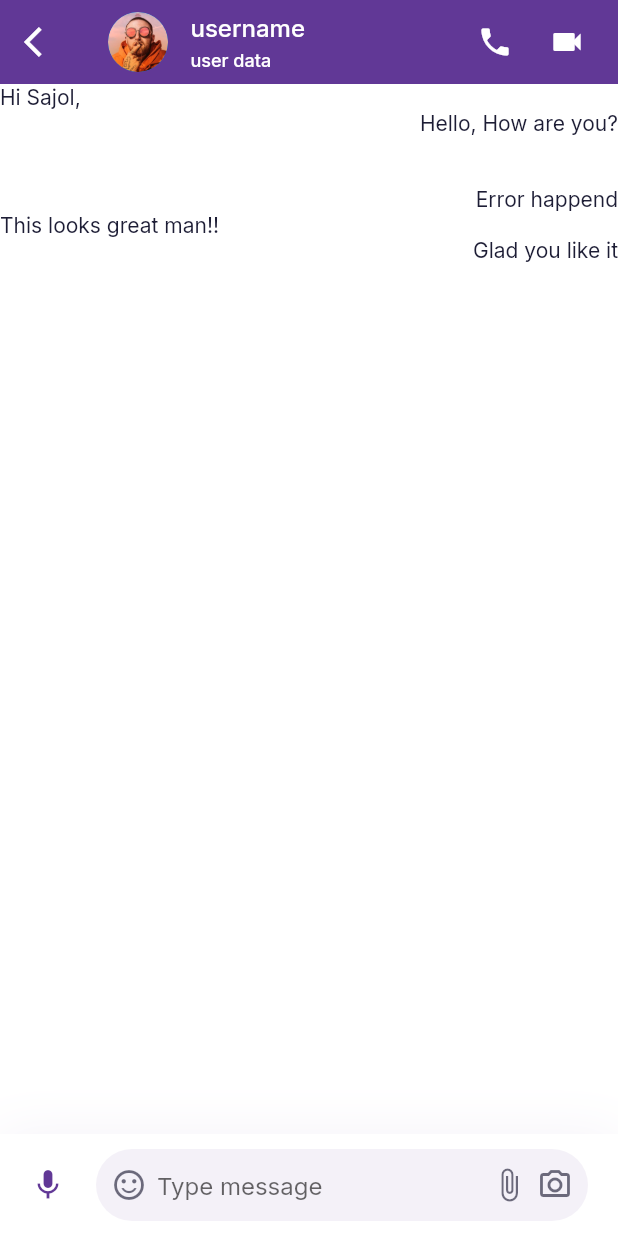
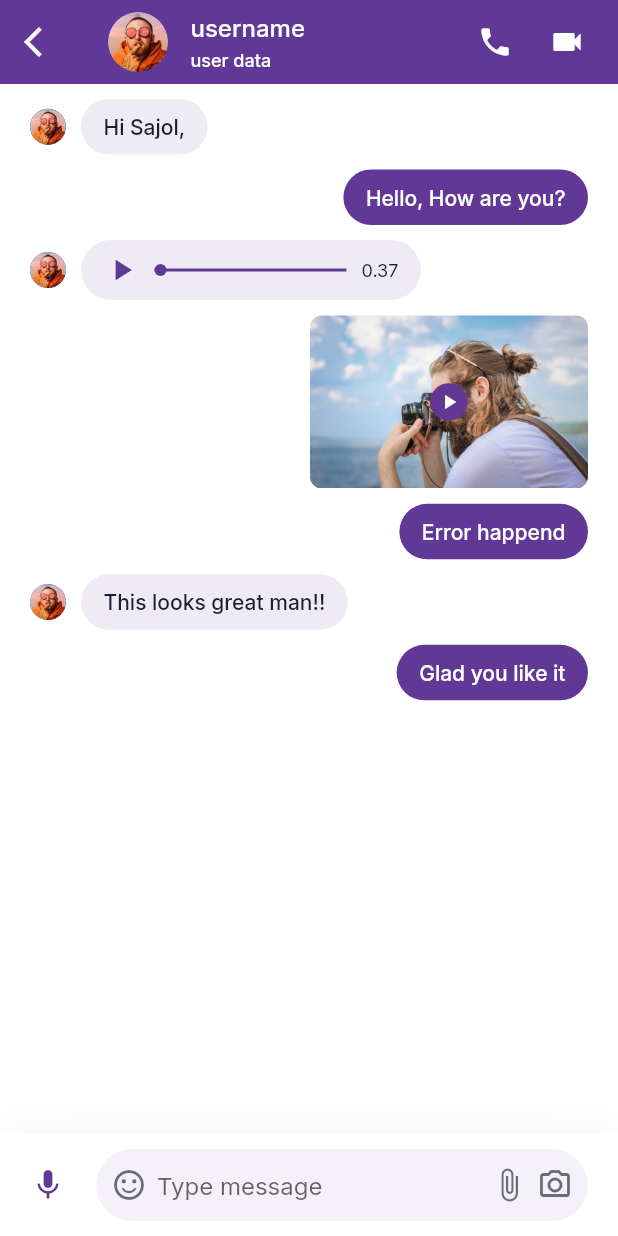
Before and after one commit to omnrohr/orthostage_chat_app, a Flutter app: the MessageScreen screen opened directly, on a phone screen of 412 x 824 dp. Run offline on Flutter 3.47's test engine with Material 2 defaults, Android fonts, the phone set to English and light mode, and no system bars; our stand-ins replace google_fonts.

Commit message:
start building chech dots

```diff
--- /dev/null
+++ b/lib/screens/messages/components/audio_message.dart
@@ -0,0 +1,79 @@
+import 'package:flutter/material.dart';
+
+import '../../../constants.dart';
+import '../../../models/chat_message.dart';
+
+class AudioMessage extends StatelessWidget {
+  final ChatMessage? message;
+
+  const AudioMessage({Key? key, this.message}) : super(key: key);
+  @override
+  Widget build(BuildContext context) {
+    return Container(
+      width: MediaQuery.of(context).size.width * 0.55,
+      padding: EdgeInsets.symmetric(
+        horizontal: kDefaultPadding * 0.75,
+        vertical: kDefaultPadding / 2.5,
+      ),
+      decoration: BoxDecoration(
+        borderRadius: BorderRadius.circular(30),
+        color: kPrimaryColor.withOpacity(message!.isSender ? 1 : 0.1),
+      ),
+      child: Row(
+        children: [
+          Icon(
+            Icons.play_arrow,
+            color: message!.isSender
+                ? Colors.white
+                : MediaQuery.of(context).platformBrightness == Brightness.light
+                    ? kPrimaryColor
+                    : Colors.white,
+          ),
+          Expanded(
+            child: Padding(
+              padding:
+                  const EdgeInsets.symmetric(horizontal: kDefaultPadding / 2),
+              child: Stack(
+                clipBehavior: Clip.none,
+                alignment: Alignment.center,
+                children: [
+                  Container(
+                    width: double.infinity,
+                    height: 2,
+                    color: message!.isSender
+                        ? Colors.white
+                        : MediaQuery.of(context).platformBrightness ==
+                                Brightness.light
+                            ? kPrimaryColor
+                            : Colors.white,
+                  ),
+                  Positioned(
+                    left: 0,
+                    child: Container(
+                      height: 8,
+                      width: 8,
+                      decoration: BoxDecoration(
+                        color: message!.isSender
+                            ? Colors.white
+                            : MediaQuery.of(context).platformBrightness ==
+                                    Brightness.light
+                                ? kPrimaryColor
+                                : Colors.white,
+                        shape: BoxShape.circle,
+                      ),
+                    ),
+                  )
+                ],
+              ),
+            ),
+          ),
+          Text(
+            "0.37",
+            style: TextStyle(
+                fontSize: 12, color: message!.isSender ? Colors.white : null),
+          ),
+        ],
+      ),
+    );
+  }
+}
--- a/lib/screens/messages/components/chat_input_field.dart
+++ b/lib/screens/messages/components/chat_input_field.dart
@@ -24,9 +24,12 @@ class ChatInputField extends StatelessWidget {
       child: SafeArea(
         child: Row(
           children: [
-            const Icon(
+            Icon(
               Icons.mic,
-              color: kPrimaryColor,
+              color:
+                  MediaQuery.of(context).platformBrightness == Brightness.light
+                      ? kPrimaryColor
+                      : Colors.white,
             ),
             const SizedBox(
               width: kDefaultPadding,
--- /dev/null
+++ b/lib/screens/messages/components/message.dart
@@ -0,0 +1,50 @@
+import 'package:flutter/material.dart';
+
+import '../../../constants.dart';
+import '../../../models/chat_message.dart';
+import './text_message.dart';
+import './audio_message.dart';
+import './video_message.dart';
+
+class Message extends StatelessWidget {
+  const Message({
+    Key? key,
+    required this.message,
+  }) : super(key: key);
+  final ChatMessage message;
+  @override
+  Widget build(BuildContext context) {
+    Widget messageContent(ChatMessage message) {
+      switch (message.messageType) {
+        case ChatMessageType.text:
+          return TextMessage(message: message);
+        case ChatMessageType.audio:
+          return AudioMessage(message: message);
+        case ChatMessageType.video:
+          return VideoMessage();
+        default:
+          return SizedBox();
+      }
+    }
+
+    return Padding(
+      padding: const EdgeInsets.only(top: kDefaultPadding / 2),
+      child: Row(
+        mainAxisAlignment:
+            message.isSender ? MainAxisAlignment.end : MainAxisAlignment.start,
+        children: [
+          if (!message.isSender) ...[
+            CircleAvatar(
+              radius: 12,
+              backgroundImage: AssetImage('assets/images/user_2.png'),
+            ),
+            SizedBox(
+              width: kDefaultPadding / 2,
+            )
+          ],
+          messageContent(message),
+        ],
+      ),
+    );
+  }
+}
--- a/lib/screens/messages/components/message_body.dart
+++ b/lib/screens/messages/components/message_body.dart
@@ -1,8 +1,11 @@
+import 'package:doctors_chat/constants.dart';
 import 'package:flutter/material.dart';
 
 import '../../../models/chat.dart';
 import '../../../models/chat_message.dart';
 import './chat_input_field.dart';
+import './text_message.dart';
+import './message.dart';
 
 class MessageBody extends StatelessWidget {
   const MessageBody({Key? key}) : super(key: key);
@@ -12,10 +15,13 @@ class MessageBody extends StatelessWidget {
     return Column(
       children: [
         Expanded(
-          child: ListView.builder(
-            itemCount: demeChatMessages.length,
-            itemBuilder: (context, i) => Message(
-              message: demeChatMessages[i],
+          child: Padding(
+            padding: const EdgeInsets.symmetric(horizontal: kDefaultPadding),
+            child: ListView.builder(
+              itemCount: demeChatMessages.length,
+              itemBuilder: (context, i) => Message(
+                message: demeChatMessages[i],
+              ),
             ),
           ),
         ),
@@ -24,19 +30,3 @@ class MessageBody extends StatelessWidget {
     );
   }
 }
-
-class Message extends StatelessWidget {
-  const Message({
-    Key? key,
-    required this.message,
-  }) : super(key: key);
-  final ChatMessage message;
-  @override
-  Widget build(BuildContext context) {
-    return Row(
-      mainAxisAlignment:
-          message.isSender ? MainAxisAlignment.end : MainAxisAlignment.start,
-      children: [Text(message.text)],
-    );
-  }
-}
--- /dev/null
+++ b/lib/screens/messages/components/text_message.dart
@@ -0,0 +1,31 @@
+import 'package:flutter/material.dart';
+
+import '../../../constants.dart';
+import '../../../models/chat_message.dart';
+
+class TextMessage extends StatelessWidget {
+  const TextMessage({
+    Key? key,
+    required this.message,
+  }) : super(key: key);
+
+  final ChatMessage message;
+
+  @override
+  Widget build(BuildContext context) {
+    return Container(
+        padding: EdgeInsets.symmetric(
+            horizontal: kDefaultPadding * 0.75, vertical: kDefaultPadding / 2),
+        decoration: BoxDecoration(
+            color: kPrimaryColor.withOpacity(message.isSender ? 1 : 0.1),
+            borderRadius: BorderRadius.circular(20)),
+        child: Text(
+          message.text,
+          style: TextStyle(
+              fontWeight: FontWeight.w500,
+              color: message.isSender
+                  ? Colors.white
+                  : Theme.of(context).textTheme.bodyText1!.color),
+        ));
+  }
+}
--- /dev/null
+++ b/lib/screens/messages/components/video_message.dart
@@ -0,0 +1,37 @@
+import 'package:flutter/material.dart';
+
+import '../../../constants.dart';
+
+class VideoMessage extends StatelessWidget {
+  @override
+  Widget build(BuildContext context) {
+    return SizedBox(
+      width: MediaQuery.of(context).size.width * 0.45, // 45% of total width
+      child: AspectRatio(
+        aspectRatio: 1.6,
+        child: Stack(
+          alignment: Alignment.center,
+          children: [
+            ClipRRect(
+              borderRadius: BorderRadius.circular(8),
+              child: Image.asset("assets/images/Video Place Here.png"),
+            ),
+            Container(
+              height: 25,
+              width: 25,
+              decoration: BoxDecoration(
+                color: kPrimaryColor,
+                shape: BoxShape.circle,
+              ),
+              child: Icon(
+                Icons.play_arrow,
+                size: 16,
+                color: Colors.white,
+              ),
+            )
+          ],
+        ),
+      ),
+    );
+  }
+}
```
